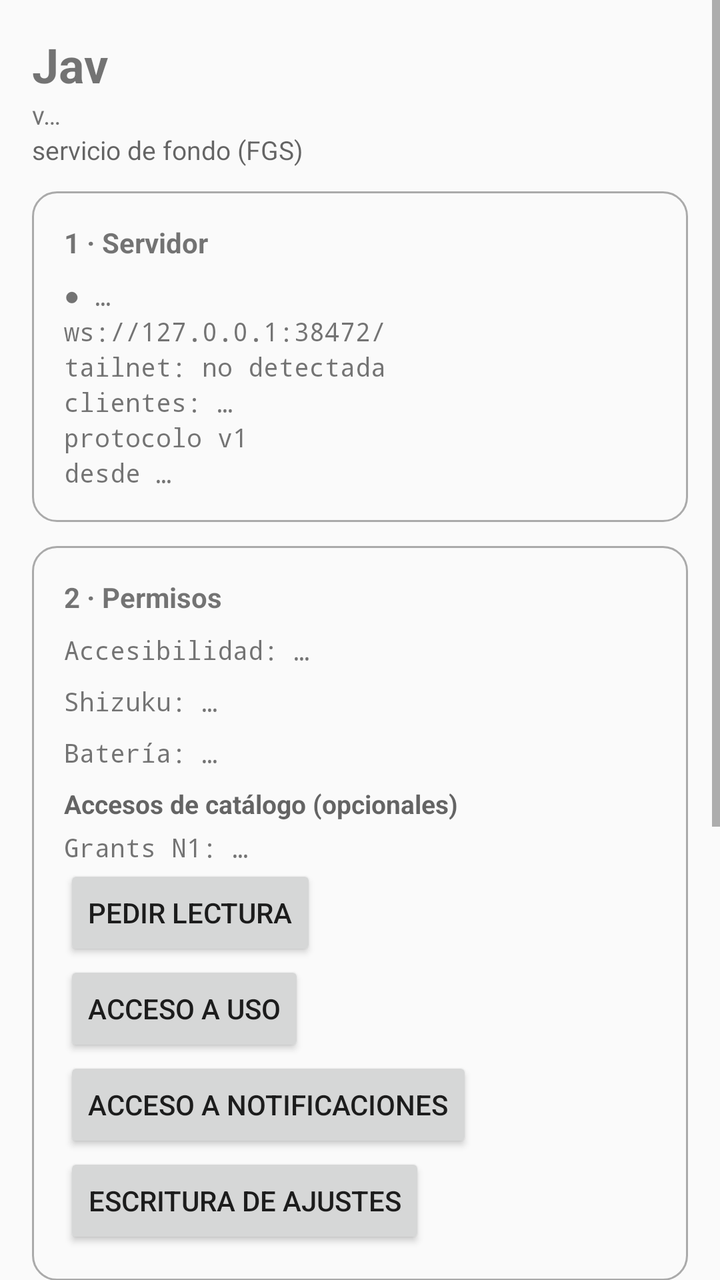
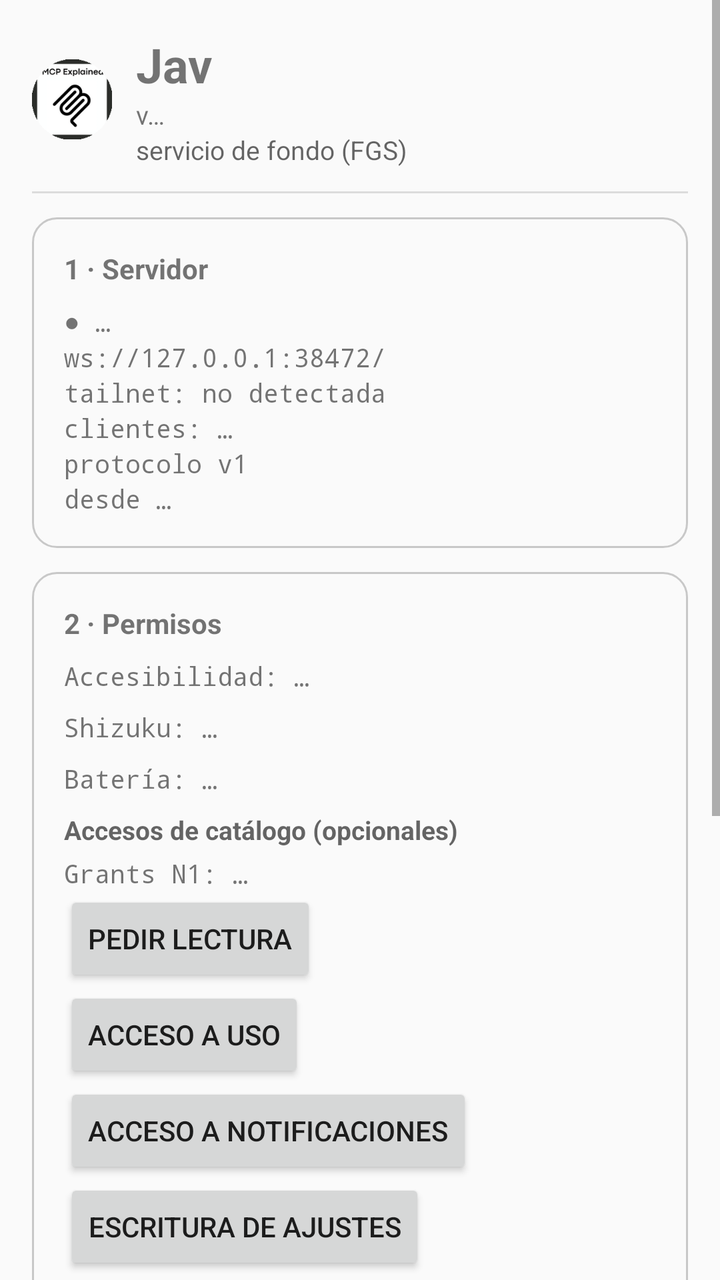

An Android layout rendered at two revisions. The XML below is the earlier revision; the diff shows what the commit changed to produce the second picture.
<!-- AndroidManifest.xml: application theme Theme.AppCompat.DayNight.NoActionBar -->
<!-- res/layout/activity_main.xml -->
<?xml version="1.0" encoding="utf-8"?>
<ScrollView xmlns:android="http://schemas.android.com/apk/res/android"
    android:layout_width="match_parent"
    android:layout_height="match_parent"
    android:fillViewport="true">

    <LinearLayout
        android:layout_width="match_parent"
        android:layout_height="wrap_content"
        android:orientation="vertical"
        android:padding="16dp">

        
        <TextView
            android:layout_width="wrap_content"
            android:layout_height="wrap_content"
            android:text="Jav"
            android:textSize="24sp"
            android:textStyle="bold" />

        <TextView
            android:id="@+id/tvHeaderVersion"
            android:layout_width="wrap_content"
            android:layout_height="wrap_content"
            android:text="v…"
            android:textSize="13sp" />

        <TextView
            android:id="@+id/tvHeaderSub"
            android:layout_width="wrap_content"
            android:layout_height="wrap_content"
            android:text="servicio de fondo (FGS)"
            android:textColor="?android:attr/textColorSecondary"
            android:textSize="13sp" />

        
        <LinearLayout
            android:layout_width="match_parent"
            android:layout_height="wrap_content"
            android:layout_marginTop="12dp"
            android:background="@drawable/card_bg"
            android:orientation="vertical"
            android:padding="16dp">

            <TextView
                android:layout_width="wrap_content"
                android:layout_height="wrap_content"
                android:text="1 · Servidor"
                android:textSize="14sp"
                android:textStyle="bold" />

            <TextView
                android:id="@+id/tvServerState"
                android:layout_width="wrap_content"
                android:layout_height="wrap_content"
                android:layout_marginTop="8dp"
                android:text="● …"
                android:textSize="13sp"
                android:typeface="monospace" />

            <TextView
                android:id="@+id/tvServerBind"
                android:layout_width="wrap_content"
                android:layout_height="wrap_content"
                android:text="ws://127.0.0.1:38472/"
                android:textSize="13sp"
                android:typeface="monospace" />

            <TextView
                android:id="@+id/tvServerTailnet"
                android:layout_width="wrap_content"
                android:layout_height="wrap_content"
                android:text="tailnet: no detectada"
                android:textSize="13sp"
                android:typeface="monospace" />

            <TextView
                android:id="@+id/tvServerClients"
                android:layout_width="wrap_content"
                android:layout_height="wrap_content"
                android:text="clientes: …"
                android:textSize="13sp"
                android:typeface="monospace" />

            <TextView
                android:id="@+id/tvServerProto"
                android:layout_width="wrap_content"
                android:layout_height="wrap_content"
                android:text="protocolo v1"
                android:textSize="13sp"
                android:typeface="monospace" />

            <TextView
                android:id="@+id/tvServerUptime"
                android:layout_width="wrap_content"
                android:layout_height="wrap_content"
                android:text="desde …"
                android:textSize="13sp"
                android:typeface="monospace" />

            <TextView
                android:id="@+id/tvServerHint"
                android:layout_width="wrap_content"
                android:layout_height="wrap_content"
                android:layout_marginTop="4dp"
                android:textColor="?android:attr/textColorSecondary"
                android:textSize="13sp"
                android:visibility="gone" />
        </LinearLayout>

        
        <LinearLayout
            android:layout_width="match_parent"
            android:layout_height="wrap_content"
            android:layout_marginTop="12dp"
            android:background="@drawable/card_bg"
            android:orientation="vertical"
            android:padding="16dp">

            <TextView
                android:layout_width="wrap_content"
                android:layout_height="wrap_content"
                android:text="2 · Permisos"
                android:textSize="14sp"
                android:textStyle="bold" />

            <TextView
                android:id="@+id/tvPermA11y"
                android:layout_width="wrap_content"
                android:layout_height="wrap_content"
                android:layout_marginTop="8dp"
                android:text="Accesibilidad: …"
                android:textSize="13sp"
                android:typeface="monospace" />

            <Button
                android:id="@+id/btnA11ySettings"
                android:layout_width="wrap_content"
                android:layout_height="wrap_content"
                android:text="Abrir ajustes"
                android:visibility="gone" />

            <TextView
                android:id="@+id/tvPermShizuku"
                android:layout_width="wrap_content"
                android:layout_height="wrap_content"
                android:layout_marginTop="8dp"
                android:text="Shizuku: …"
                android:textSize="13sp"
                android:typeface="monospace" />

            <Button
                android:id="@+id/btnShizuku"
                android:layout_width="wrap_content"
                android:layout_height="wrap_content"
                android:text="Pedir permiso Shizuku"
                android:visibility="gone" />

            <TextView
                android:id="@+id/tvPermBattery"
                android:layout_width="wrap_content"
                android:layout_height="wrap_content"
                android:layout_marginTop="8dp"
                android:text="Batería: …"
                android:textSize="13sp"
                android:typeface="monospace" />

            <Button
                android:id="@+id/btnBattery"
                android:layout_width="wrap_content"
                android:layout_height="wrap_content"
                android:text="Pedir ignorar"
                android:visibility="gone" />

            <TextView
                android:id="@+id/tvCatalogSub"
                android:layout_width="wrap_content"
                android:layout_height="wrap_content"
                android:layout_marginTop="8dp"
                android:text="Accesos de catálogo (opcionales)"
                android:textColor="?android:attr/textColorSecondary"
                android:textSize="13sp"
                android:textStyle="bold" />

            <TextView
                android:id="@+id/tvGrants"
                android:layout_width="wrap_content"
                android:layout_height="wrap_content"
                android:layout_marginTop="4dp"
                android:text="Grants N1: …"
                android:textSize="13sp"
                android:typeface="monospace" />

            <Button
                android:id="@+id/btnPerms"
                android:layout_width="wrap_content"
                android:layout_height="wrap_content"
                android:text="Pedir lectura"
                android:visibility="visible" />

            <Button
                android:id="@+id/btnUsage"
                android:layout_width="wrap_content"
                android:layout_height="wrap_content"
                android:text="Acceso a uso" />

            <Button
                android:id="@+id/btnNotif"
                android:layout_width="wrap_content"
                android:layout_height="wrap_content"
                android:text="Acceso a notificaciones" />

            <Button
                android:id="@+id/btnWriteSettings"
                android:layout_width="wrap_content"
                android:layout_height="wrap_content"
                android:text="Escritura de ajustes" />
        </LinearLayout>

        
        <LinearLayout
            android:layout_width="match_parent"
            android:layout_height="wrap_content"
            android:layout_marginTop="12dp"
            android:background="@drawable/card_bg"
            android:orientation="vertical"
            android:padding="16dp">

            <TextView
                android:layout_width="wrap_content"
                android:layout_height="wrap_content"
                android:text="3 · Token"
                android:textSize="14sp"
                android:textStyle="bold" />

            <TextView
                android:id="@+id/tvTokenMask"
                android:layout_width="wrap_content"
                android:layout_height="wrap_content"
                android:layout_marginTop="8dp"
                android:text="Token: ••••"
                android:textSize="13sp"
                android:typeface="monospace" />

            <LinearLayout
                android:layout_width="wrap_content"
                android:layout_height="wrap_content"
                android:orientation="horizontal">

                <Button
                    android:id="@+id/btnCopyToken"
                    android:layout_width="wrap_content"
                    android:layout_height="wrap_content"
                    android:text="Copiar" />

                <Button
                    android:id="@+id/btnRegenToken"
                    android:layout_width="wrap_content"
                    android:layout_height="wrap_content"
                    android:layout_marginStart="8dp"
                    android:text="Regenerar" />
            </LinearLayout>

            <TextView
                android:id="@+id/tvTokenHint"
                android:layout_width="wrap_content"
                android:layout_height="wrap_content"
                android:textColor="?android:attr/textColorSecondary"
                android:textSize="13sp"
                android:visibility="gone" />

            <TextView
                android:id="@+id/tvCertFp"
                android:layout_width="wrap_content"
                android:layout_height="wrap_content"
                android:layout_marginTop="4dp"
                android:text="cert_sha256: …"
                android:textSize="13sp"
                android:typeface="monospace" />
        </LinearLayout>

        
        <LinearLayout
            android:layout_width="match_parent"
            android:layout_height="wrap_content"
            android:layout_marginTop="12dp"
            android:background="@drawable/card_bg"
            android:orientation="vertical"
            android:padding="16dp">

            <TextView
                android:layout_width="wrap_content"
                android:layout_height="wrap_content"
                android:text="4 · Monitor (sesión) + diagnóstico"
                android:textSize="14sp"
                android:textStyle="bold" />

            <TextView
                android:id="@+id/tvMonCounts"
                android:layout_width="wrap_content"
                android:layout_height="wrap_content"
                android:layout_marginTop="8dp"
                android:text="N0 … · N1 … · UI … · clics …"
                android:textSize="13sp"
                android:typeface="monospace" />

            <TextView
                android:id="@+id/tvMonLast"
                android:layout_width="wrap_content"
                android:layout_height="wrap_content"
                android:text="último: …"
                android:textSize="13sp"
                android:typeface="monospace" />

            <TextView
                android:id="@+id/tvMonSnap"
                android:layout_width="wrap_content"
                android:layout_height="wrap_content"
                android:text="snapshot …"
                android:textSize="13sp"
                android:typeface="monospace" />

            <Button
                android:id="@+id/btnDump"
                android:layout_width="wrap_content"
                android:layout_height="wrap_content"
                android:layout_marginTop="4dp"
                android:text="Diagnóstico: volcar UI" />
        </LinearLayout>

    </LinearLayout>
</ScrollView>
<!-- resources referenced by this layout -->
<resources>
  <!-- drawable card_bg (drawable) -->
  <?xml version="1.0" encoding="utf-8"?>
  <shape xmlns:android="http://schemas.android.com/apk/res/android"
      android:shape="rectangle">
      <solid android:color="@android:color/transparent" />
      <corners android:radius="12dp" />
      <stroke
          android:width="1dp"
          android:color="@android:color/darker_gray" />
  </shape>
</resources>

<!-- the commit's change to res/layout/activity_main.xml (unified diff, before → after) -->
@@ -8,39 +8,66 @@
         android:layout_width="match_parent"
         android:layout_height="wrap_content"
         android:orientation="vertical"
-        android:padding="16dp">
-
-        
-        <TextView
-            android:layout_width="wrap_content"
-            android:layout_height="wrap_content"
-            android:text="Jav"
-            android:textSize="24sp"
-            android:textStyle="bold" />
-
-        <TextView
-            android:id="@+id/tvHeaderVersion"
-            android:layout_width="wrap_content"
-            android:layout_height="wrap_content"
-            android:text="v…"
-            android:textSize="13sp" />
-
-        <TextView
-            android:id="@+id/tvHeaderSub"
-            android:layout_width="wrap_content"
-            android:layout_height="wrap_content"
-            android:text="servicio de fondo (FGS)"
-            android:textColor="?android:attr/textColorSecondary"
-            android:textSize="13sp" />
-
-        
-        <LinearLayout
-            android:layout_width="match_parent"
-            android:layout_height="wrap_content"
-            android:layout_marginTop="12dp"
+        android:padding="@dimen/space_l">
+
+        
+        <LinearLayout
+            android:layout_width="match_parent"
+            android:layout_height="wrap_content"
+            android:gravity="center_vertical"
+            android:orientation="horizontal">
+
+            <ImageView
+                android:layout_width="40dp"
+                android:layout_height="40dp"
+                android:contentDescription="@string/app_name"
+                android:src="@mipmap/ic_launcher_round" />
+
+            <LinearLayout
+                android:layout_width="0dp"
+                android:layout_height="wrap_content"
+                android:layout_marginStart="@dimen/space_m"
+                android:layout_weight="1"
+                android:orientation="vertical">
+
+                <TextView
+                    android:layout_width="wrap_content"
+                    android:layout_height="wrap_content"
+                    android:text="@string/app_name"
+                    android:textSize="24sp"
+                    android:textStyle="bold" />
+
+                <TextView
+                    android:id="@+id/tvHeaderVersion"
+                    android:layout_width="wrap_content"
+                    android:layout_height="wrap_content"
+                    android:text="v…"
+                    android:textSize="13sp" />
+
+                <TextView
+                    android:id="@+id/tvHeaderSub"
+                    android:layout_width="wrap_content"
+                    android:layout_height="wrap_content"
+                    android:text="servicio de fondo (FGS)"
+                    android:textColor="?android:attr/textColorSecondary"
+                    android:textSize="13sp" />
+            </LinearLayout>
+        </LinearLayout>
+
+        <View
+            android:layout_width="match_parent"
+            android:layout_height="1dp"
+            android:layout_marginTop="@dimen/space_m"
+            android:background="@color/divider_color" />
+
+        
+        <LinearLayout
+            android:layout_width="match_parent"
+            android:layout_height="wrap_content"
+            android:layout_marginTop="@dimen/space_m"
             android:background="@drawable/card_bg"
             android:orientation="vertical"
-            android:padding="16dp">
+            android:padding="@dimen/space_l">
 
             <TextView
                 android:layout_width="wrap_content"
@@ -53,7 +80,7 @@
                 android:id="@+id/tvServerState"
                 android:layout_width="wrap_content"
                 android:layout_height="wrap_content"
-                android:layout_marginTop="8dp"
+                android:layout_marginTop="@dimen/space_s"
                 android:text="● …"
                 android:textSize="13sp"
                 android:typeface="monospace" />
@@ -102,7 +129,7 @@
                 android:id="@+id/tvServerHint"
                 android:layout_width="wrap_content"
                 android:layout_height="wrap_content"
-                android:layout_marginTop="4dp"
+                android:layout_marginTop="@dimen/space_xs"
                 android:textColor="?android:attr/textColorSecondary"
                 android:textSize="13sp"
                 android:visibility="gone" />
@@ -112,10 +139,10 @@
         <LinearLayout
             android:layout_width="match_parent"
             android:layout_height="wrap_content"
-            android:layout_marginTop="12dp"
+            android:layout_marginTop="@dimen/space_m"
             android:background="@drawable/card_bg"
             android:orientation="vertical"
-            android:padding="16dp">
+            android:padding="@dimen/space_l">
 
             <TextView
                 android:layout_width="wrap_content"
@@ -128,7 +155,7 @@
                 android:id="@+id/tvPermA11y"
                 android:layout_width="wrap_content"
                 android:layout_height="wrap_content"
-                android:layout_marginTop="8dp"
+                android:layout_marginTop="@dimen/space_s"
                 android:text="Accesibilidad: …"
                 android:textSize="13sp"
                 android:typeface="monospace" />
@@ -144,7 +171,7 @@
                 android:id="@+id/tvPermShizuku"
                 android:layout_width="wrap_content"
                 android:layout_height="wrap_content"
-                android:layout_marginTop="8dp"
+                android:layout_marginTop="@dimen/space_s"
                 android:text="Shizuku: …"
                 android:textSize="13sp"
                 android:typeface="monospace" />
@@ -160,7 +187,7 @@
                 android:id="@+id/tvPermBattery"
                 android:layout_width="wrap_content"
                 android:layout_height="wrap_content"
-                android:layout_marginTop="8dp"
+                android:layout_marginTop="@dimen/space_s"
                 android:text="Batería: …"
                 android:textSize="13sp"
                 android:typeface="monospace" />
@@ -176,7 +203,7 @@
                 android:id="@+id/tvCatalogSub"
                 android:layout_width="wrap_content"
                 android:layout_height="wrap_content"
-                android:layout_marginTop="8dp"
+                android:layout_marginTop="@dimen/space_s"
                 android:text="Accesos de catálogo (opcionales)"
                 android:textColor="?android:attr/textColorSecondary"
                 android:textSize="13sp"
@@ -186,7 +213,7 @@
                 android:id="@+id/tvGrants"
                 android:layout_width="wrap_content"
                 android:layout_height="wrap_content"
-                android:layout_marginTop="4dp"
+                android:layout_marginTop="@dimen/space_xs"
                 android:text="Grants N1: …"
                 android:textSize="13sp"
                 android:typeface="monospace" />
@@ -221,10 +248,10 @@
         <LinearLayout
             android:layout_width="match_parent"
             android:layout_height="wrap_content"
-            android:layout_marginTop="12dp"
+            android:layout_marginTop="@dimen/space_m"
             android:background="@drawable/card_bg"
             android:orientation="vertical"
-            android:padding="16dp">
+            android:padding="@dimen/space_l">
 
             <TextView
                 android:layout_width="wrap_content"
@@ -237,7 +264,7 @@
                 android:id="@+id/tvTokenMask"
                 android:layout_width="wrap_content"
                 android:layout_height="wrap_content"
-                android:layout_marginTop="8dp"
+                android:layout_marginTop="@dimen/space_s"
                 android:text="Token: ••••"
                 android:textSize="13sp"
                 android:typeface="monospace" />
@@ -257,7 +284,7 @@
                     android:id="@+id/btnRegenToken"
                     android:layout_width="wrap_content"
                     android:layout_height="wrap_content"
-                    android:layout_marginStart="8dp"
+                    android:layout_marginStart="@dimen/space_s"
                     android:text="Regenerar" />
             </LinearLayout>
 
@@ -273,7 +300,7 @@
                 android:id="@+id/tvCertFp"
                 android:layout_width="wrap_content"
                 android:layout_height="wrap_content"
-                android:layout_marginTop="4dp"
+                android:layout_marginTop="@dimen/space_xs"
                 android:text="cert_sha256: …"
                 android:textSize="13sp"
                 android:typeface="monospace" />
@@ -283,10 +310,10 @@
         <LinearLayout
             android:layout_width="match_parent"
             android:layout_height="wrap_content"
-            android:layout_marginTop="12dp"
+            android:layout_marginTop="@dimen/space_m"
             android:background="@drawable/card_bg"
             android:orientation="vertical"
-            android:padding="16dp">
+            android:padding="@dimen/space_l">
 
             <TextView
                 android:layout_width="wrap_content"
@@ -299,7 +326,7 @@
                 android:id="@+id/tvMonCounts"
                 android:layout_width="wrap_content"
                 android:layout_height="wrap_content"
-                android:layout_marginTop="8dp"
+                android:layout_marginTop="@dimen/space_s"
                 android:text="N0 … · N1 … · UI … · clics …"
                 android:textSize="13sp"
                 android:typeface="monospace" />
@@ -324,7 +351,7 @@
                 android:id="@+id/btnDump"
                 android:layout_width="wrap_content"
                 android:layout_height="wrap_content"
-                android:layout_marginTop="4dp"
+                android:layout_marginTop="@dimen/space_xs"
                 android:text="Diagnóstico: volcar UI" />
         </LinearLayout>
 
<!-- resource entries referenced after the edit -->
@@ -1,14 +1,23 @@
 <!-- resources referenced by this layout -->
 <resources>
+  <color name="divider_color">#1F000000</color>
+  <dimen name="space_l">16dp</dimen>
+  <dimen name="space_m">12dp</dimen>
+  <dimen name="space_s">8dp</dimen>
+  <dimen name="space_xs">4dp</dimen>
   <!-- drawable card_bg (drawable) -->
   <?xml version="1.0" encoding="utf-8"?>
   <shape xmlns:android="http://schemas.android.com/apk/res/android"
       android:shape="rectangle">
-      <solid android:color="@android:color/transparent" />
+      <solid android:color="@color/card_bg_fill" />
       <corners android:radius="12dp" />
       <stroke
           android:width="1dp"
-          android:color="@android:color/darker_gray" />
+          android:color="@color/card_stroke" />
   </shape>
+  <!-- mipmap ic_launcher_round: png bitmap (mipmap-hdpi, 4181 bytes) -->
+  <string name="app_name">Jav</string>
+  <color name="card_bg_fill">#0DFFFFFF</color>
+  <color name="card_stroke">#33000000</color>
 </resources>
 
